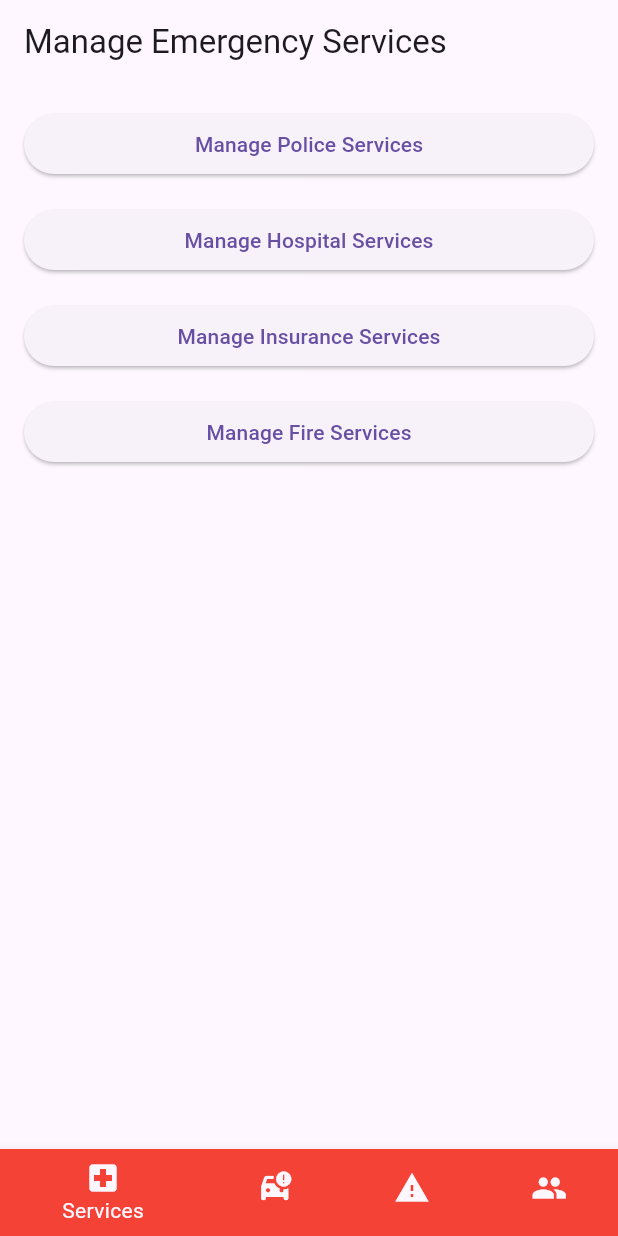
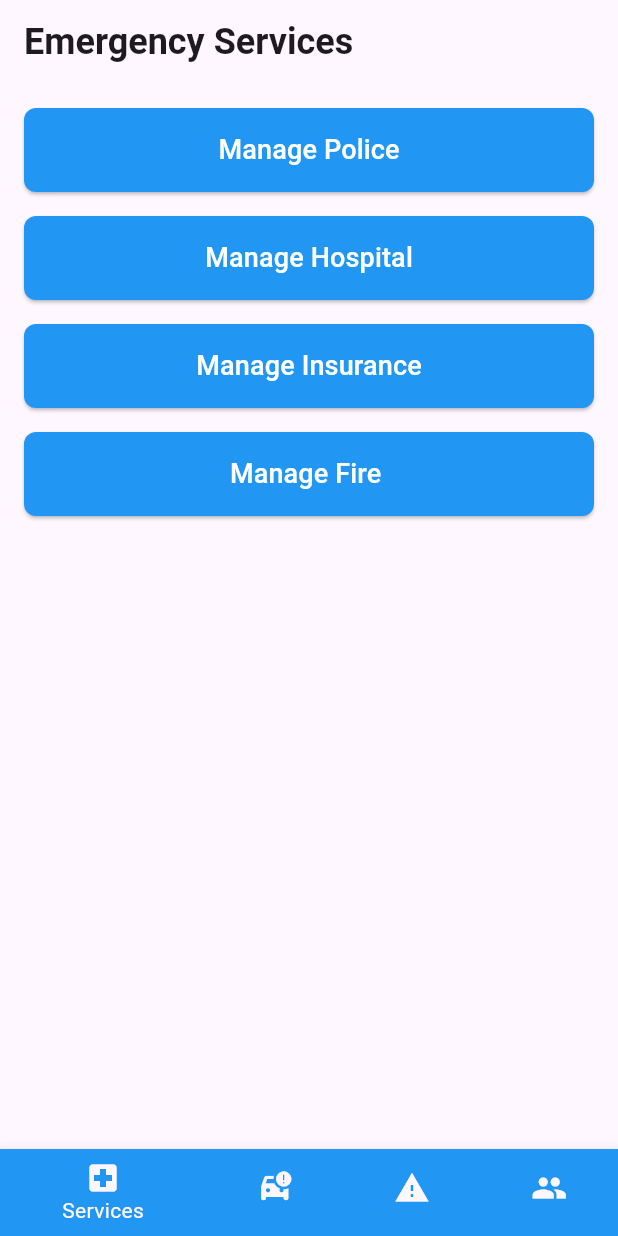
Before and after one commit to ThimiraSadeesha/Accident-Detection-Mobile-App, a Flutter app: the screen it shows after launch, on a phone screen of 412 x 824 dp. Run offline on Flutter 3.47's test engine with Material 3 defaults, Android fonts, the phone set to English and light mode, and no system bars; our stand-ins replace dio, fl_chart, fluttertoast, geolocator, google_maps_flutter, speech_to_text; missing offline and left inert: flutter_foreground_task, flutter_polyline_points.

Commit message:
Ui change

```diff
--- a/lib/admin/dashboard-admin.dart
+++ b/lib/admin/dashboard-admin.dart
@@ -30,28 +30,28 @@ class _DashboardPageState extends State<DashboardPage> {
   @override
   Widget build(BuildContext context) {
     return Scaffold(
-      backgroundColor: Colors.red,
+      backgroundColor: Colors.blue,
       body: _pages[_selectedIndex],
       bottomNavigationBar: BottomNavigationBar(
-        backgroundColor: Colors.red,
+        backgroundColor: Colors.blue,
         items: const <BottomNavigationBarItem>[
           BottomNavigationBarItem(
-            backgroundColor: Colors.red,
+            backgroundColor: Colors.blue,
             icon: Icon(Icons.local_hospital),
             label: 'Services',
           ),
           BottomNavigationBarItem(
-            backgroundColor: Colors.red,
+            backgroundColor: Colors.blue,
             icon: Icon(Icons.car_crash),
             label: 'Accidents',
           ),
           BottomNavigationBarItem(
-            backgroundColor: Colors.red,
+            backgroundColor: Colors.blue,
             icon: Icon(Icons.warning),
             label: 'Emergencies',
           ),
           BottomNavigationBarItem(
-            backgroundColor: Colors.red,
+            backgroundColor: Colors.blue,
             icon: Icon(Icons.people),
             label: 'Users',
           ),
--- a/lib/admin/services-management.dart
+++ b/lib/admin/services-management.dart
@@ -9,13 +9,17 @@ class ServicesPage extends StatelessWidget {
   Widget build(BuildContext context) {
     return Scaffold(
       appBar: AppBar(
-        title: Text('Manage Emergency Services'),
+        title: const Text('Emergency Services',style: TextStyle(
+          fontSize: 24,fontWeight: FontWeight.bold,
+        ),),
       ),
       body: Padding(
         padding: const EdgeInsets.all(16.0),
         child: Column(
           crossAxisAlignment: CrossAxisAlignment.stretch,
           children: [
+
+
             ElevatedButton(
               onPressed: () {
                 Navigator.push(
@@ -23,7 +27,20 @@ class ServicesPage extends StatelessWidget {
                   MaterialPageRoute(builder: (context) => PoliceServicesPage()),
                 );
               },
-              child: Text('Manage Police Services'),
+              style: ElevatedButton.styleFrom(
+                foregroundColor: Colors.white,
+                backgroundColor: Colors.blue,
+                shape: RoundedRectangleBorder(
+                  borderRadius: BorderRadius.circular(8),
+                ),
+                padding: const EdgeInsets.symmetric(vertical: 15),
+              ),
+              child: const Text(
+                'Manage Police',
+                style: TextStyle(
+                  fontSize: 18,
+                ),
+              ),
             ),
             SizedBox(height: 16),
             ElevatedButton(
@@ -33,7 +50,20 @@ class ServicesPage extends StatelessWidget {
                   MaterialPageRoute(builder: (context) => HospitalServicesPage()),
                 );
               },
-              child: Text('Manage Hospital Services'),
+              style: ElevatedButton.styleFrom(
+                foregroundColor: Colors.white,
+                backgroundColor: Colors.blue,
+                shape: RoundedRectangleBorder(
+                  borderRadius: BorderRadius.circular(8),
+                ),
+                padding: const EdgeInsets.symmetric(vertical: 15),
+              ),
+              child: const Text(
+                'Manage Hospital',
+                style: TextStyle(
+                  fontSize: 18,
+                ),
+              ),
             ),
             SizedBox(height: 16),
             ElevatedButton(
@@ -43,7 +73,20 @@ class ServicesPage extends StatelessWidget {
                   MaterialPageRoute(builder: (context) => InsuranceServicesPage()),
                 );
               },
-              child: Text('Manage Insurance Services'),
+              style: ElevatedButton.styleFrom(
+                foregroundColor: Colors.white,
+                backgroundColor: Colors.blue,
+                shape: RoundedRectangleBorder(
+                  borderRadius: BorderRadius.circular(8),
+                ),
+                padding: const EdgeInsets.symmetric(vertical: 15),
+              ),
+              child: const Text(
+                'Manage Insurance',
+                style: TextStyle(
+                  fontSize: 18,
+                ),
+              ),
             ),
             SizedBox(height: 16),
             ElevatedButton(
@@ -53,7 +96,20 @@ class ServicesPage extends StatelessWidget {
                   MaterialPageRoute(builder: (context) => FireServicesPage()),
                 );
               },
-              child: Text('Manage Fire Services'),
+              style: ElevatedButton.styleFrom(
+                foregroundColor: Colors.white,
+                backgroundColor: Colors.blue,
+                shape: RoundedRectangleBorder(
+                  borderRadius: BorderRadius.circular(8),
+                ),
+                padding: const EdgeInsets.symmetric(vertical: 15),
+              ),
+              child: const Text(
+                'Manage Fire ',
+                style: TextStyle(
+                  fontSize: 18,
+                ),
+              ),
             ),
           ],
         ),
```
